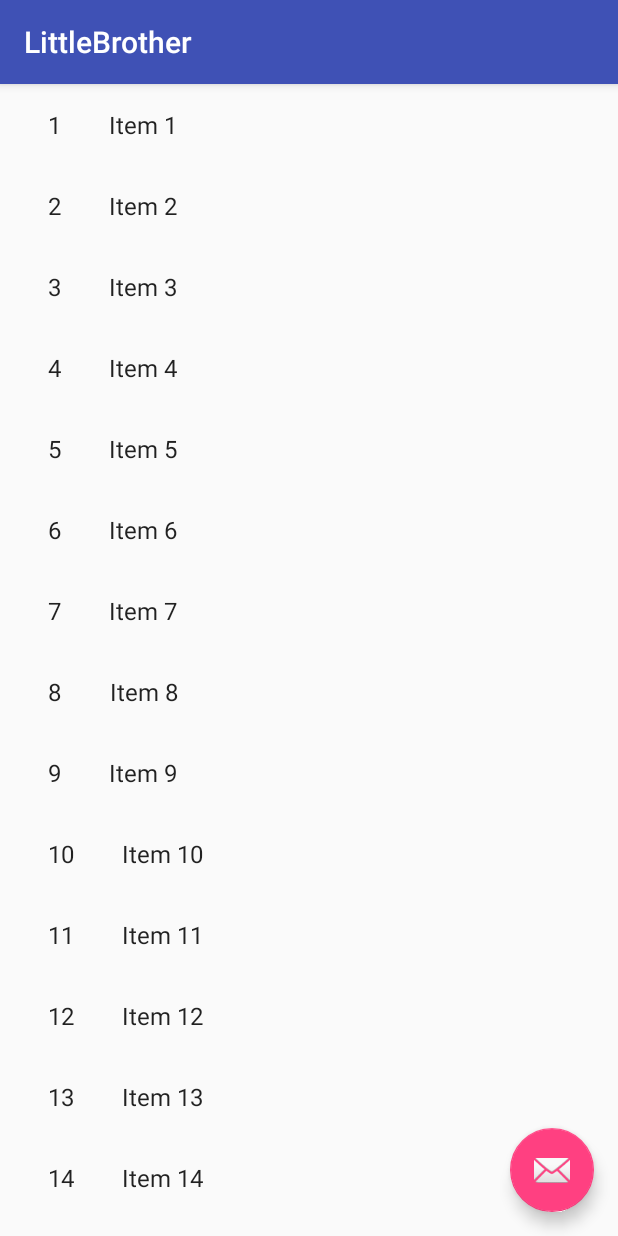
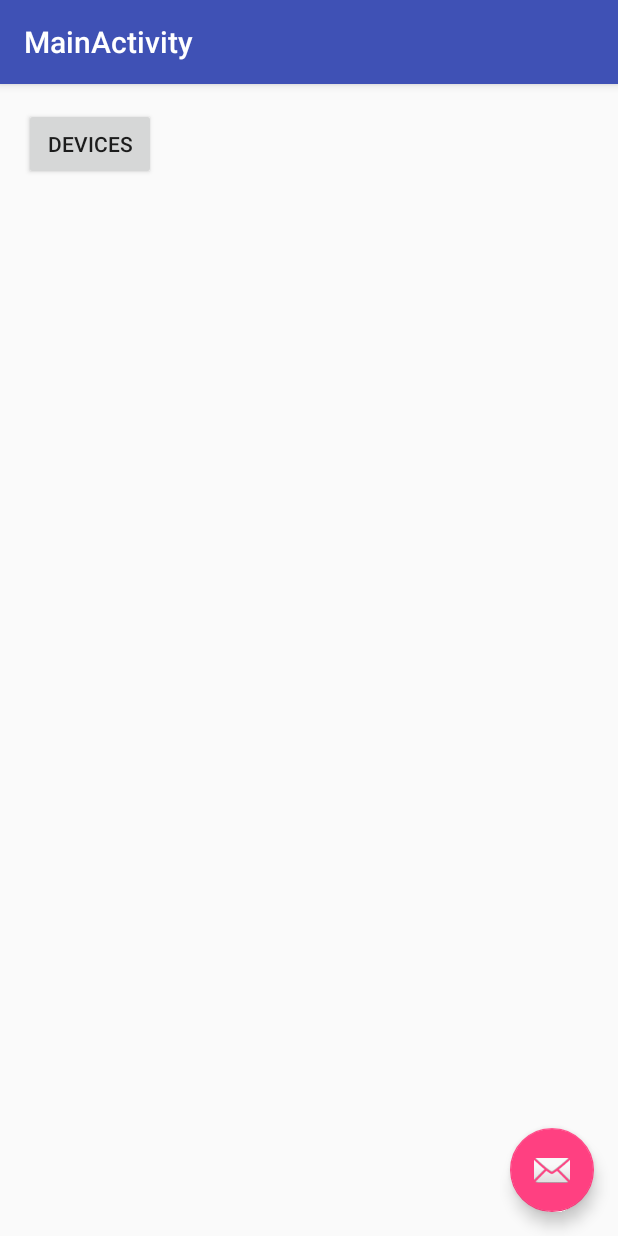
Before and after one commit to GeneralMayo/LittleBrother, an Android app: the screen it shows after launch (DeviceListActivity before the commit, MainActivity after it), on a phone screen of 412 x 824 dp. Run offline under Robolectric (Android 15) with nearby library versions, the phone set to English and light mode, and no system bars.

Commit message:
partially working test service
Skeleton code for a test service that populates a list of Devices every
10 seconds. Still need to debug implementation to render devices in
ListView

```diff
--- a/app/app/src/main/java/edu/cmu/ece18549/little_brother/littlebrother/DeviceDetailActivity.java
+++ b/app/app/src/main/java/edu/cmu/ece18549/little_brother/littlebrother/DeviceDetailActivity.java
@@ -25,14 +25,14 @@ public class DeviceDetailActivity extends AppCompatActivity {
         Toolbar toolbar = (Toolbar) findViewById(R.id.detail_toolbar);
         setSupportActionBar(toolbar);
 
-        FloatingActionButton fab = (FloatingActionButton) findViewById(R.id.fab);
+        /*FloatingActionButton fab = (FloatingActionButton) findViewById(R.id.fab);
         fab.setOnClickListener(new View.OnClickListener() {
             @Override
             public void onClick(View view) {
                 Snackbar.make(view, "Replace with your own detail action", Snackbar.LENGTH_LONG)
                         .setAction("Action", null).show();
             }
-        });
+        });*/
 
         // Show the Up button in the action bar.
         ActionBar actionBar = getSupportActionBar();
--- /dev/null
+++ b/app/app/src/main/java/edu/cmu/ece18549/little_brother/littlebrother/MainActivity.java
@@ -0,0 +1,37 @@
+package edu.cmu.ece18549.little_brother.littlebrother;
+
+import android.content.Intent;
+import android.os.Bundle;
+import android.support.design.widget.FloatingActionButton;
+import android.support.design.widget.Snackbar;
+import android.support.v7.app.AppCompatActivity;
+import android.support.v7.widget.Toolbar;
+import android.view.View;
+
+public class MainActivity extends AppCompatActivity {
+
+    @Override
+    protected void onCreate(Bundle savedInstanceState) {
+        super.onCreate(savedInstanceState);
+        setContentView(R.layout.activity_main);
+        Toolbar toolbar = (Toolbar) findViewById(R.id.toolbar);
+        setSupportActionBar(toolbar);
+
+        /*FloatingActionButton fab = (FloatingActionButton) findViewById(R.id.fab);
+        fab.setOnClickListener(new View.OnClickListener() {
+            @Override
+            public void onClick(View view) {
+                Snackbar.make(view, "Replace with your own action", Snackbar.LENGTH_LONG)
+                        .setAction("Action", null).show();
+            }
+        });*/
+
+        startService(new Intent(this,FakeDataService.class));
+    }
+
+    public void loadDeviceListActivity(View v) {
+        Intent intent = new Intent(this, DeviceListActivity.class);
+        startActivity(intent);
+    }
+
+}
--- /dev/null
+++ b/app/app/src/main/res/layout/activity_main.xml
@@ -0,0 +1,34 @@
+<?xml version="1.0" encoding="utf-8"?>
+<android.support.design.widget.CoordinatorLayout xmlns:android="http://schemas.android.com/apk/res/android"
+    xmlns:app="http://schemas.android.com/apk/res-auto"
+    xmlns:tools="http://schemas.android.com/tools"
+    android:layout_width="match_parent"
+    android:layout_height="match_parent"
+    android:fitsSystemWindows="true"
+    tools:context="edu.cmu.ece18549.little_brother.littlebrother.MainActivity">
+
+    <android.support.design.widget.AppBarLayout
+        android:layout_width="match_parent"
+        android:layout_height="wrap_content"
+        android:theme="@style/AppTheme.AppBarOverlay">
+
+        <android.support.v7.widget.Toolbar
+            android:id="@+id/toolbar"
+            android:layout_width="match_parent"
+            android:layout_height="?attr/actionBarSize"
+            android:background="?attr/colorPrimary"
+            app:popupTheme="@style/AppTheme.PopupOverlay" />
+
+    </android.support.design.widget.AppBarLayout>
+
+    <include layout="@layout/content_main" />
+
+    <android.support.design.widget.FloatingActionButton
+        android:id="@+id/fab"
+        android:layout_width="wrap_content"
+        android:layout_height="wrap_content"
+        android:layout_gravity="bottom|end"
+        android:layout_margin="@dimen/fab_margin"
+        android:src="@android:drawable/ic_dialog_email" />
+
+</android.support.design.widget.CoordinatorLayout>
--- /dev/null
+++ b/app/app/src/main/res/layout/content_main.xml
@@ -0,0 +1,21 @@
+<?xml version="1.0" encoding="utf-8"?>
+<RelativeLayout xmlns:android="http://schemas.android.com/apk/res/android"
+    xmlns:app="http://schemas.android.com/apk/res-auto"
+    xmlns:tools="http://schemas.android.com/tools"
+    android:layout_width="match_parent"
+    android:layout_height="match_parent"
+    android:paddingBottom="@dimen/activity_vertical_margin"
+    android:paddingLeft="@dimen/activity_horizontal_margin"
+    android:paddingRight="@dimen/activity_horizontal_margin"
+    android:paddingTop="@dimen/activity_vertical_margin"
+    app:layout_behavior="@string/appbar_scrolling_view_behavior"
+    tools:context="edu.cmu.ece18549.little_brother.littlebrother.MainActivity"
+    tools:showIn="@layout/activity_main">
+
+    <Button
+        android:layout_width="wrap_content"
+        android:layout_height="wrap_content"
+        android:text="@string/see_devices"
+        android:onClick="loadDeviceListActivity" />
+
+</RelativeLayout>
--- /dev/null
+++ b/app/app/src/main/res/values-w820dp/dimens.xml
@@ -0,0 +1,6 @@
+<resources>
+    <!-- Example customization of dimensions originally defined in res/values/dimens.xml
+         (such as screen margins) for screens with more than 820dp of available width. This
+         would include 7" and 10" devices in landscape (~960dp and ~1280dp respectively). -->
+    <dimen name="activity_horizontal_margin">64dp</dimen>
+</resources>
--- a/app/app/src/main/res/values/dimens.xml
+++ b/app/app/src/main/res/values/dimens.xml
@@ -4,4 +4,7 @@
     <dimen name="app_bar_height">200dp</dimen>
     <dimen name="item_width">200dp</dimen>
     <dimen name="text_margin">16dp</dimen>
+    <!-- Default screen margins, per the Android Design guidelines. -->
+    <dimen name="activity_horizontal_margin">16dp</dimen>
+    <dimen name="activity_vertical_margin">16dp</dimen>
 </resources>
--- a/app/app/src/main/res/values/strings.xml
+++ b/app/app/src/main/res/values/strings.xml
@@ -1,4 +1,6 @@
 <resources>
     <string name="app_name">LittleBrother</string>
     <string name="title_device_detail">Device Detail</string>
+    <string name="title_activity_main">MainActivity</string>
+    <string name="see_devices">Devices</string>
 </resources>
```
Also changed, not shown: app/app/src/main/AndroidManifest.xml (+16 -7 lines), app/app/src/main/java/edu/cmu/ece18549/little_brother/littlebrother/Device.java (added, +19 -0 lines), app/app/src/main/java/edu/cmu/ece18549/little_brother/littlebrother/DeviceFinderService.java (added, +10 -0 lines), app/app/src/main/java/edu/cmu/ece18549/little_brother/littlebrother/DeviceListActivity.java (+58 -12 lines), app/app/src/main/java/edu/cmu/ece18549/little_brother/littlebrother/FakeDataService.java (added, +81 -0 lines).
